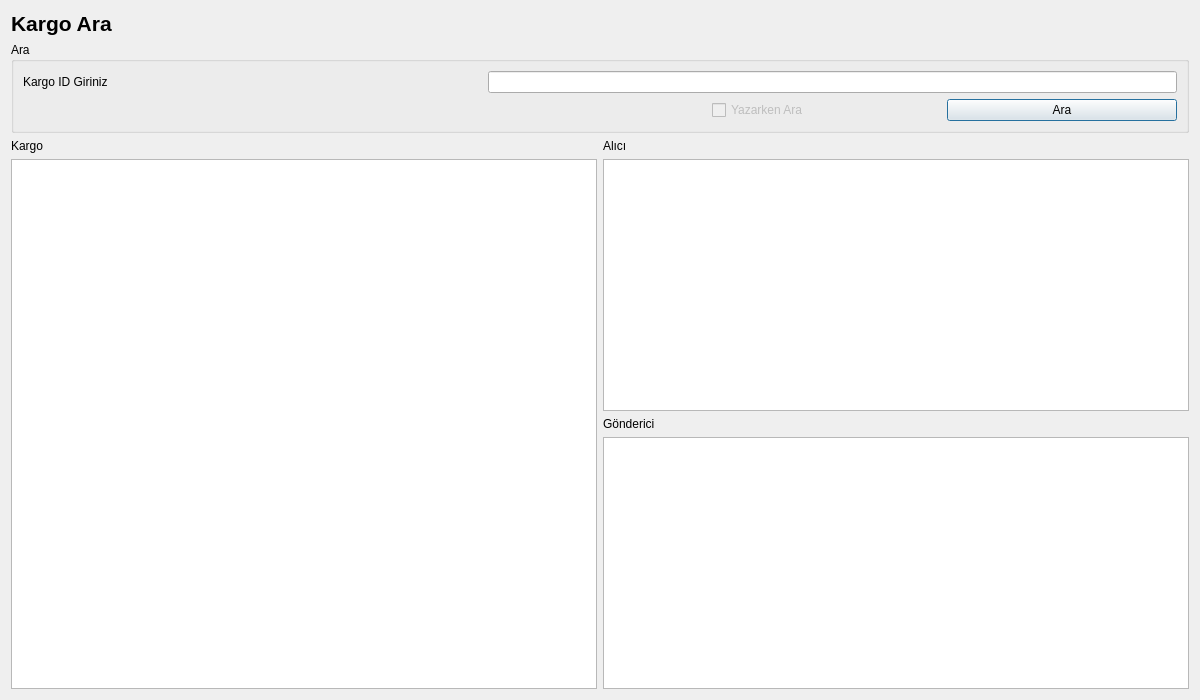
First picture: the form in UI/ListeFormlari/krgkargolistesi.ui, repository Alder-Team/KargoOtomasyonu, before the edit.
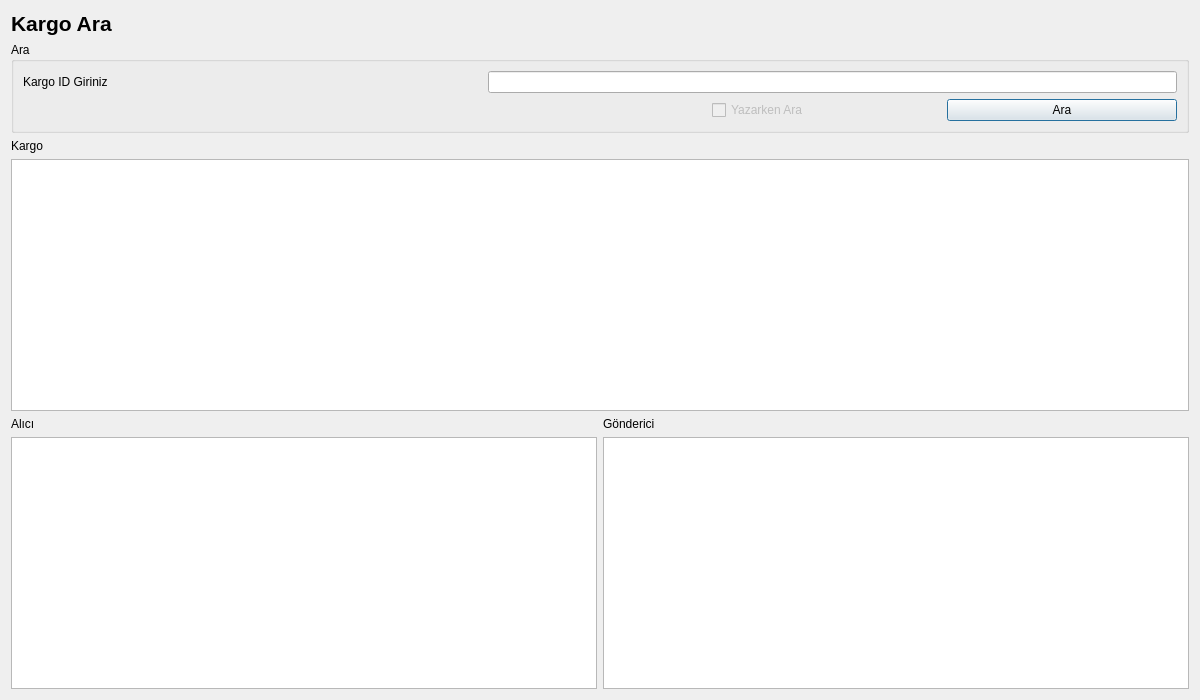
Second picture: the form after the edit.

What changed in the file:
```diff
--- a/UI/ListeFormlari/krgkargolistesi.ui
+++ b/UI/ListeFormlari/krgkargolistesi.ui
@@ -15,7 +15,7 @@
   </property>
   <layout class="QGridLayout" name="gridLayout_2">
    <item row="0" column="0">
-    <layout class="QVBoxLayout" name="verticalLayout_4">
+    <layout class="QVBoxLayout" name="verticalLayout_5">
      <item>
       <widget class="QLabel" name="lblKargoAra">
        <property name="font">
@@ -100,8 +100,6 @@
       </widget>
      </item>
      <item>
-      <layout class="QHBoxLayout" name="horizontalLayout_3">
-       <item>
         <layout class="QVBoxLayout" name="verticalLayout_3">
          <item>
           <widget class="QLabel" name="lblKargoTable">
@@ -116,6 +114,8 @@
         </layout>
        </item>
        <item>
+      <layout class="QHBoxLayout" name="horizontalLayout_3">
+       <item>
         <layout class="QVBoxLayout" name="verticalLayout_2">
          <item>
           <widget class="QLabel" name="lblGondericiTable">
@@ -127,6 +127,10 @@
          <item>
           <widget class="QTableWidget" name="tableWidgetAliciListesi"/>
          </item>
+        </layout>
+       </item>
+       <item>
+        <layout class="QVBoxLayout" name="verticalLayout_4">
          <item>
           <widget class="QLabel" name="lblAliciTable">
            <property name="text">
```
Lines whose indentation alone changed are shown as unchanged.
